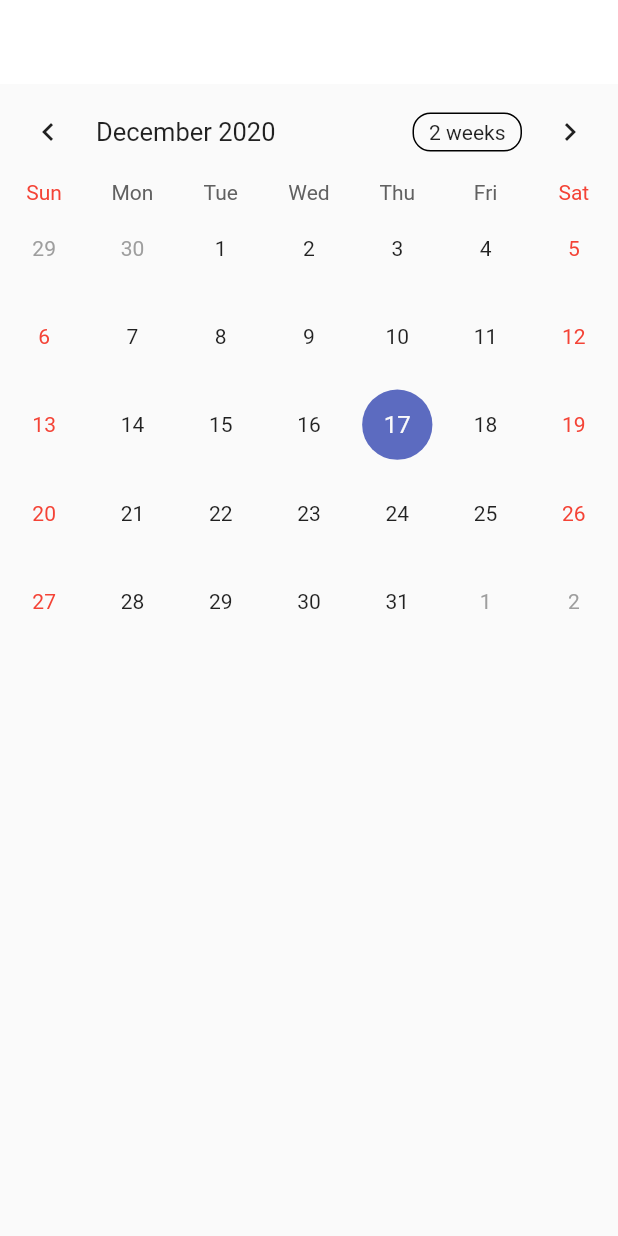
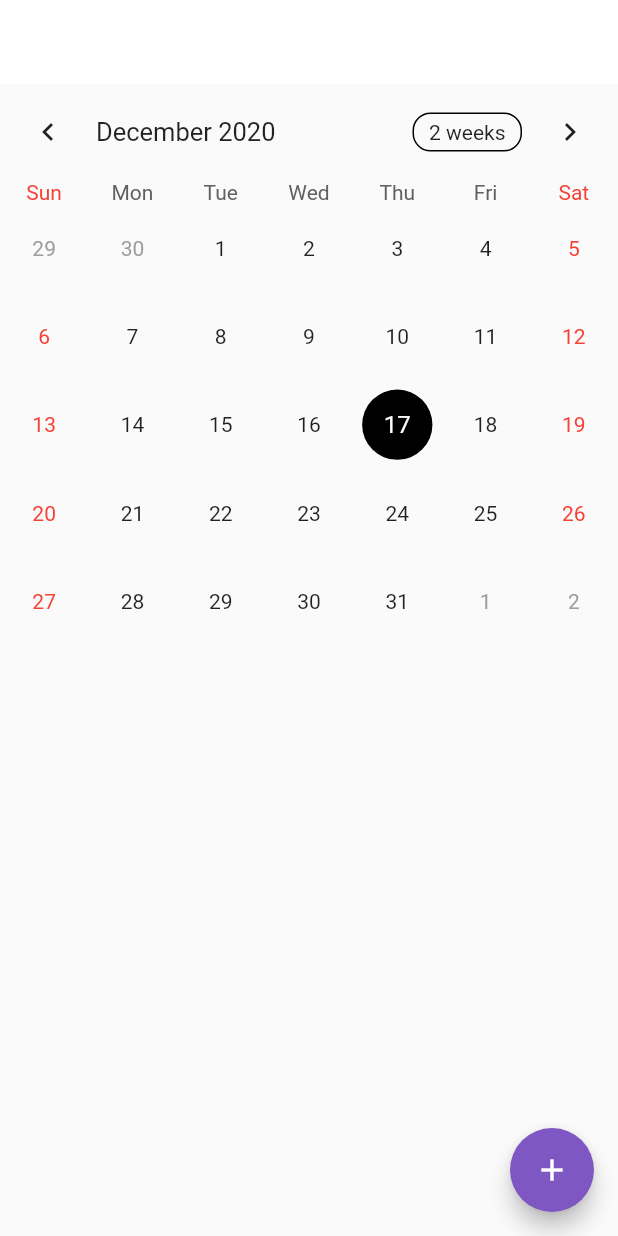
Before and after one commit to WNIA/flutter_firebase_chatapp, a Flutter app: the customCalendarPage screen opened directly, on a phone screen of 412 x 824 dp. Run offline on Flutter 3.47's test engine with Material 2 defaults, Android fonts, the phone set to English and light mode, and no system bars; drawn by our look-alikes of overlay_support, table_calendar; our stand-ins replace firebase_messaging; missing offline and left inert: dropdownfield; accounts and stored records are empty.

Commit message:
calender_ongoing_2

```diff
--- a/lib/func/customCalendar.dart
+++ b/lib/func/customCalendar.dart
@@ -46,6 +46,12 @@ class customCalendarState extends State<customCalendarPage> {
           ],
         ),
       ),
+      floatingActionButton: FloatingActionButton(
+        backgroundColor: Color(0xFF7E57C2),
+        splashColor: Color(0xFF4527A0),
+        child: Icon(Icons.add),
+        onPressed: _addEvents,
+      ),
     );
   }
 }
@@ -54,7 +60,14 @@ Widget _calendar(_calendarController) {
   return new Container(
       child: TableCalendar(
           calendarController: _calendarController,
-          calendarStyle: CalendarStyle()
+          calendarStyle: CalendarStyle(
+            selectedColor: Color(0xFF000000),
+            todayColor: Color(0xFF7E57C2)
+          )
       )
   );
 }
+
+_addEvents() async {
+
+}
--- a/lib/main.dart
+++ b/lib/main.dart
@@ -5,7 +5,7 @@ import 'package:overlay_support/overlay_support.dart';
 
 void main() {
   // runApp(MyApp());
-  runApp(OverlaySupport(child: MyApp()));
+  runApp(OverlaySupport(child: MyApp()));//to enable overlay support
 }
 
 class MyApp extends StatelessWidget {
--- a/pubspec.yaml
+++ b/pubspec.yaml
@@ -34,6 +34,7 @@ dependencies:
   overlay_support: ^1.0.5
   http: ^0.12.2
   table_calendar: ^2.3.2
+
 
 dev_dependencies:
   flutter_test:
```
Also changed, not shown: lib/ui/LoginPage.dart (+18 -18 lines).
